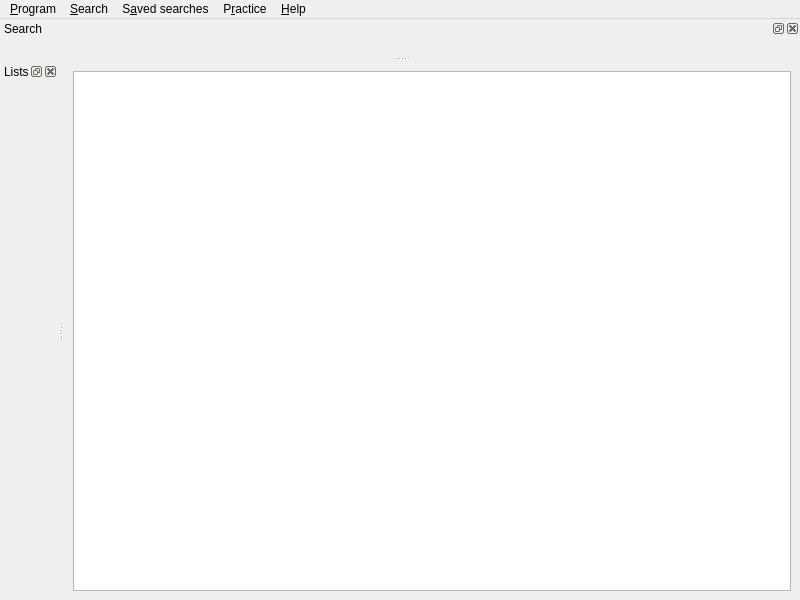
Above: src/gui/MainWindow.ui from Gnurou/tagainijisho before the change. Below: the same form after it.
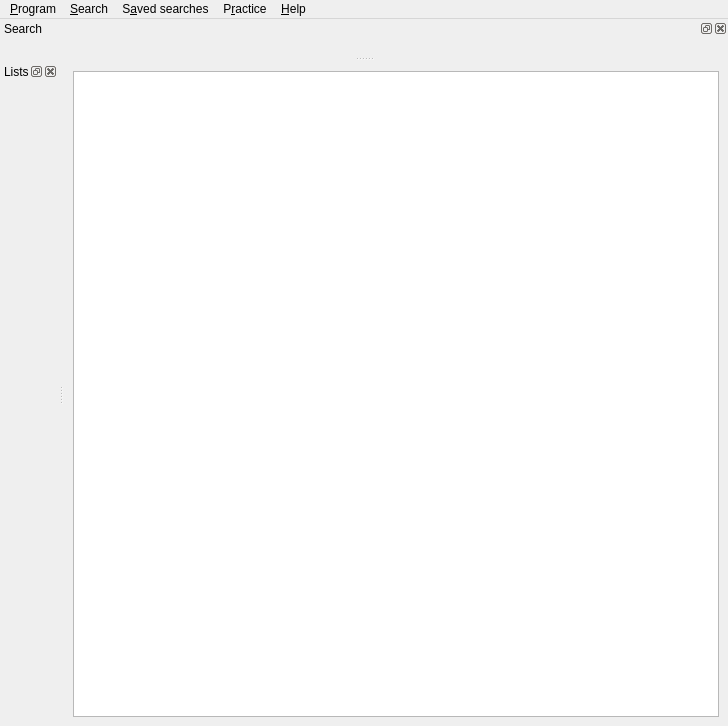
That is the form after the change. Icons and pictures are not drawn. Custom widgets are drawn as their Qt base class.

Commit message: Update main window initial geometry, set lists widget not visible on first start

What changed in the file:
```diff
--- a/src/gui/MainWindow.ui
+++ b/src/gui/MainWindow.ui
@@ -6,8 +6,8 @@
    <rect>
     <x>0</x>
     <y>0</y>
-    <width>800</width>
-    <height>600</height>
+    <width>728</width>
+    <height>726</height>
    </rect>
   </property>
   <property name="windowTitle">
@@ -35,8 +35,8 @@
     <rect>
      <x>0</x>
      <y>0</y>
-     <width>800</width>
-     <height>21</height>
+     <width>728</width>
+     <height>20</height>
     </rect>
    </property>
    <widget class="QMenu" name="_fileMenu">
```
The commit also changes 1 other file.
